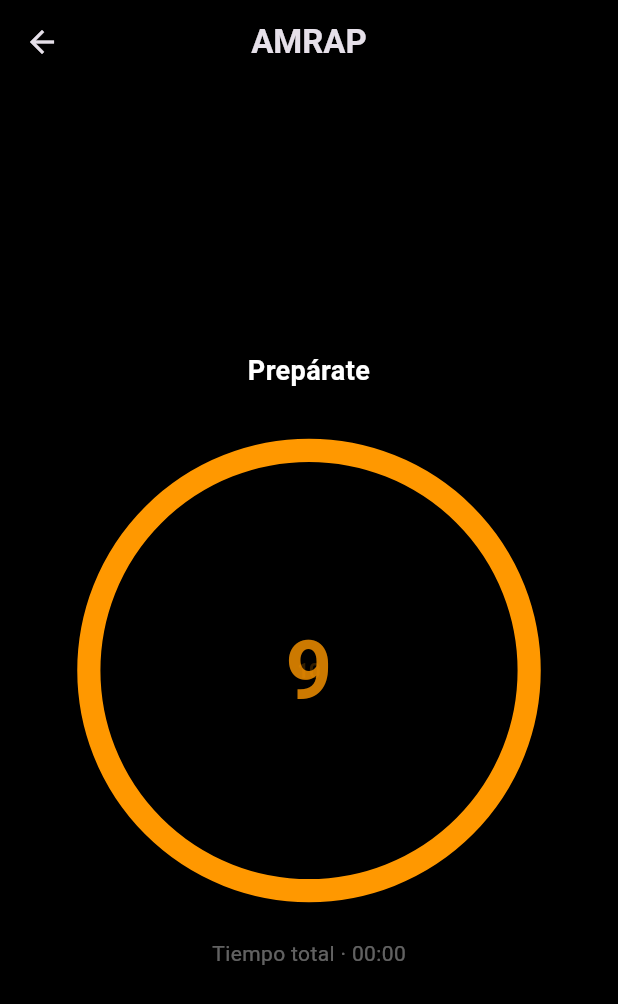
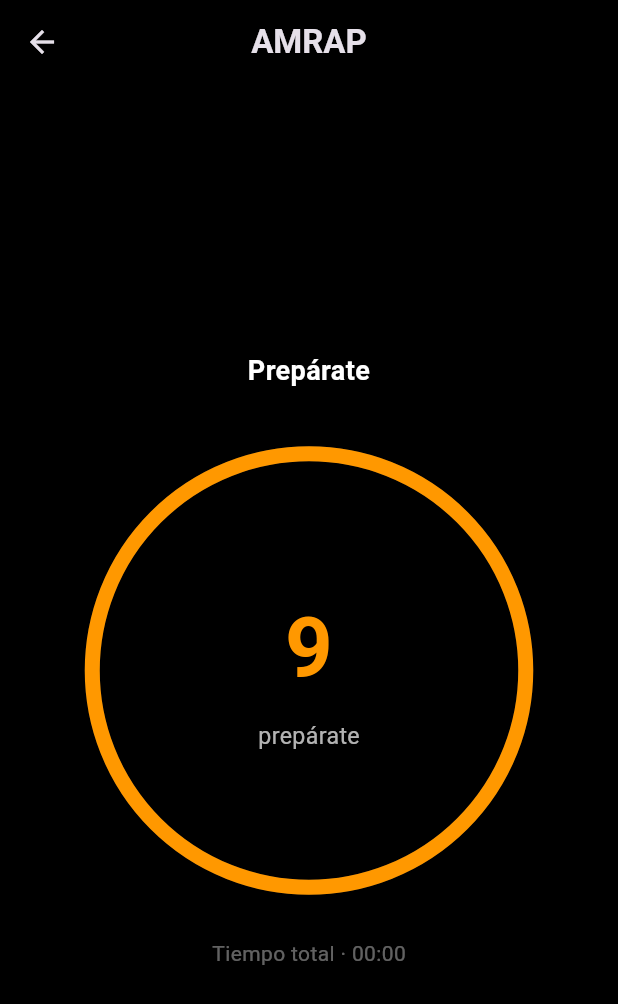
Before and after one commit to tbtkd/smartwod, a Flutter app: the TimerScreen screen opened directly with empty values, after a tap on an icon or button, on a phone screen of 412 x 824 dp. Shown: the top 1004 px of the screen. Run offline on Flutter 3.47's test engine with Material 3 defaults, Android fonts, the phone set to English and light mode, and no system bars.

Commit message:
Refactor AmrapRunner and CentralTimer for improved state management and UI responsiveness
- Changed TimerUiState from late initialization to nullable for safer state handling.
- Added a getter for currentBlockTotalSeconds to ensure accurate time retrieval before starting.
- Updated CentralTimer to display totalSeconds, enhancing the timer's visual feedback.
- Improved the layout and responsiveness of CentralTimer, including a custom painter for progress indication.

-- Mejoras en la gestión del temporizador y visualización --

```diff
--- a/lib/core/amrap_runner.dart
+++ b/lib/core/amrap_runner.dart
@@ -9,14 +9,34 @@ class AmrapRunner {
   Timer? _timer;
 
   int _index = 0;
-  late TimerUiState _state;
+  TimerUiState? _state; // 🔥 ya no es late
 
   AmrapRunner({
     required List<AmrapBlock> blocks,
     required this.onUpdate,
   }) : _blocks = blocks;
 
+  /// 🔥 Getter seguro incluso antes de start()
+  int get currentBlockTotalSeconds {
+    if (_state == null) {
+      // Antes de iniciar → primer bloque de trabajo
+      return _blocks.isNotEmpty ? _blocks.first.workSeconds : 1;
+    }
+
+    if (_state!.phase == TimerPhase.work) {
+      return _blocks[_index].workSeconds;
+    }
+
+    if (_state!.phase == TimerPhase.rest) {
+      return _blocks[_index].restSeconds ?? 0;
+    }
+
+    return 1;
+  }
+
   void start() {
+    if (_blocks.isEmpty) return;
+
     _index = 0;
 
     _state = TimerUiState(
@@ -26,21 +46,24 @@ class AmrapRunner {
       phase: TimerPhase.work,
     );
 
-    onUpdate(_state);
+    onUpdate(_state!);
     _tick();
   }
 
   void _tick() {
     _timer?.cancel();
+
     _timer = Timer.periodic(const Duration(seconds: 1), (_) {
-      if (_state.remainingSeconds > 1) {
+      if (_state == null) return;
+
+      if (_state!.remainingSeconds > 1) {
         _state = TimerUiState(
-          remainingSeconds: _state.remainingSeconds - 1,
-          currentRound: _state.currentRound,
-          totalRounds: _state.totalRounds,
-          phase: _state.phase,
+          remainingSeconds: _state!.remainingSeconds - 1,
+          currentRound: _state!.currentRound,
+          totalRounds: _state!.totalRounds,
+          phase: _state!.phase,
         );
-        onUpdate(_state);
+        onUpdate(_state!);
       } else {
         _nextPhase();
       }
@@ -48,16 +71,18 @@ class AmrapRunner {
   }
 
   void _nextPhase() {
+    if (_state == null) return;
+
     final current = _blocks[_index];
 
-    if (_state.phase == TimerPhase.rest) {
+    if (_state!.phase == TimerPhase.rest) {
       _state = TimerUiState(
         remainingSeconds: current.workSeconds,
         currentRound: _index + 1,
         totalRounds: _blocks.length,
         phase: TimerPhase.work,
       );
-      onUpdate(_state);
+      onUpdate(_state!);
       return;
     }
 
@@ -71,7 +96,7 @@ class AmrapRunner {
         totalRounds: _blocks.length,
         phase: TimerPhase.finished,
       );
-      onUpdate(_state);
+      onUpdate(_state!);
       return;
     }
 
@@ -93,7 +118,7 @@ class AmrapRunner {
       );
     }
 
-    onUpdate(_state);
+    onUpdate(_state!);
   }
 
   void dispose() {
--- a/lib/screens/timer_screen.dart
+++ b/lib/screens/timer_screen.dart
@@ -151,6 +151,7 @@ class _TimerScreenState extends State<TimerScreen> {
                 uiState: _uiState,
                 isCountingDown: _isCountingDown,
                 countdownSeconds: _countdownSeconds,
+                totalSeconds: _runner.currentBlockTotalSeconds,
                 onTap: _onCentralTap,
               ),
 
--- a/lib/widgets/central_timer.dart
+++ b/lib/widgets/central_timer.dart
@@ -5,6 +5,7 @@ class CentralTimer extends StatelessWidget {
   final TimerUiState? uiState;
   final bool isCountingDown;
   final int countdownSeconds;
+  final int totalSeconds;
   final VoidCallback onTap;
 
   const CentralTimer({
@@ -12,6 +13,7 @@ class CentralTimer extends StatelessWidget {
     required this.uiState,
     required this.isCountingDown,
     required this.countdownSeconds,
+    required this.totalSeconds,
     required this.onTap,
   });
 
@@ -24,11 +26,6 @@ class CentralTimer extends StatelessWidget {
 
   @override
   Widget build(BuildContext context) {
-    final screenWidth = MediaQuery.of(context).size.width;
-
-    // 🔥 Tamaño responsivo del círculo (75% del ancho)
-    final double size = screenWidth * 0.75;
-
     final bool isIdle = uiState == null && !isCountingDown;
     final bool isRest =
         uiState != null && uiState!.phase == TimerPhase.rest;
@@ -48,71 +45,107 @@ class CentralTimer extends StatelessWidget {
             : _format(uiState!.remainingSeconds);
 
     final String helperText = isCountingDown
-        ? ''
+        ? 'prepárate'
         : isIdle
-            ? 'Toca para empezar'
+            ? 'toca para empezar'
             : uiState!.phase == TimerPhase.work
-                ? 'Toca para pausar'
+                ? 'toca para pausar'
                 : '';
+
+    // 🎯 Progreso real
+    double progress = 1.0;
+
+    if (uiState != null && totalSeconds > 0) {
+      progress = uiState!.remainingSeconds / totalSeconds;
+      progress = progress.clamp(0.0, 1.0);
+    }
+
+    final double size = MediaQuery.of(context).size.width * 0.75;
 
     return GestureDetector(
       onTap: onTap,
-      child: AnimatedContainer(
-        duration: const Duration(milliseconds: 350),
-        curve: Curves.easeInOut,
+      child: SizedBox(
         width: size,
         height: size,
-        decoration: BoxDecoration(
-          shape: BoxShape.circle,
-          border: Border.all(
+        child: Stack(
+          alignment: Alignment.center,
+          children: [
+            CustomPaint(
+              size: Size(size, size),
+              painter: _CirclePainter(
+                progress: progress,
                 color: ringColor,
-            width: size * 0.05, // 🔥 Grosor proporcional
               ),
             ),
-        child: Center(
-          child: FittedBox(
-            fit: BoxFit.scaleDown,
-            child: Column(
+            Column(
               mainAxisAlignment: MainAxisAlignment.center,
               children: [
-                // 🔥 Animación suave al cambiar texto
-                AnimatedSwitcher(
-                  duration: const Duration(milliseconds: 250),
-                  transitionBuilder: (child, animation) {
-                    return FadeTransition(
-                      opacity: animation,
-                      child: ScaleTransition(
-                        scale: animation,
-                        child: child,
-                      ),
-                    );
-                  },
-                  child: Text(
+                Text(
                   mainText,
-                    key: ValueKey(mainText),
                   style: TextStyle(
-                      fontSize: size * 0.22, // 🔥 Escala automática
+                    fontSize: size * 0.18,
                     fontWeight: FontWeight.bold,
                     color: ringColor,
                   ),
                 ),
-                ),
-
                 if (helperText.isNotEmpty) ...[
-                  SizedBox(height: size * 0.05),
+                  const SizedBox(height: 8),
                   Text(
                     helperText,
                     style: TextStyle(
                       color: Colors.white70,
-                      fontSize: size * 0.06,
+                      fontSize: size * 0.05,
                     ),
                   ),
                 ]
               ],
             ),
-          ),
+          ],
         ),
       ),
     );
   }
 }
+
+class _CirclePainter extends CustomPainter {
+  final double progress;
+  final Color color;
+
+  _CirclePainter({
+    required this.progress,
+    required this.color,
+  });
+
+  @override
+  void paint(Canvas canvas, Size size) {
+    final strokeWidth = 10.0;
+    final center = Offset(size.width / 2, size.height / 2);
+    final radius = (size.width / 2) - strokeWidth;
+
+    final backgroundPaint = Paint()
+      ..color = Colors.white12
+      ..style = PaintingStyle.stroke
+      ..strokeWidth = strokeWidth;
+
+    final progressPaint = Paint()
+      ..color = color
+      ..style = PaintingStyle.stroke
+      ..strokeWidth = strokeWidth
+      ..strokeCap = StrokeCap.round;
+
+    canvas.drawCircle(center, radius, backgroundPaint);
+
+    final sweepAngle = 2 * 3.1415926535 * progress;
+
+    canvas.drawArc(
+      Rect.fromCircle(center: center, radius: radius),
+      -3.1415926535 / 2,
+      sweepAngle,
+      false,
+      progressPaint,
+    );
+  }
+
+  @override
+  bool shouldRepaint(covariant CustomPainter oldDelegate) => true;
+}
```
Lines whose indentation alone changed are shown as unchanged.
